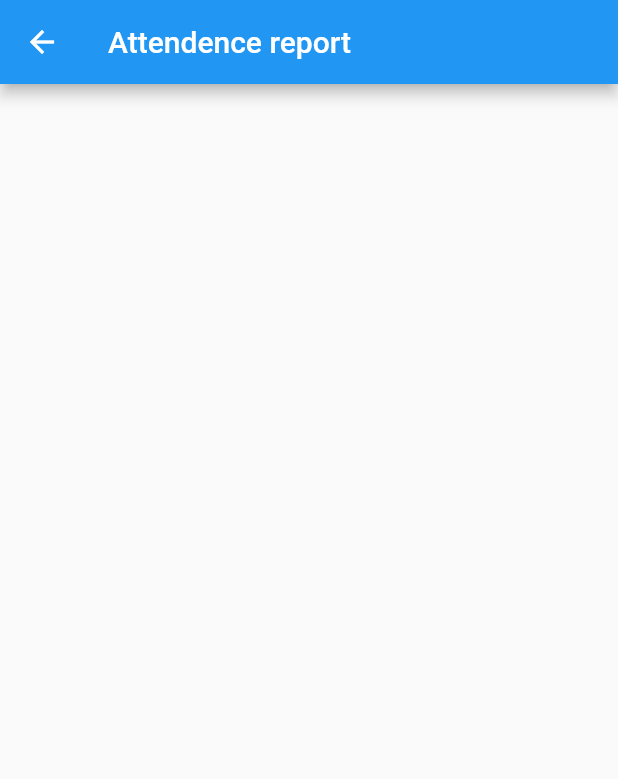
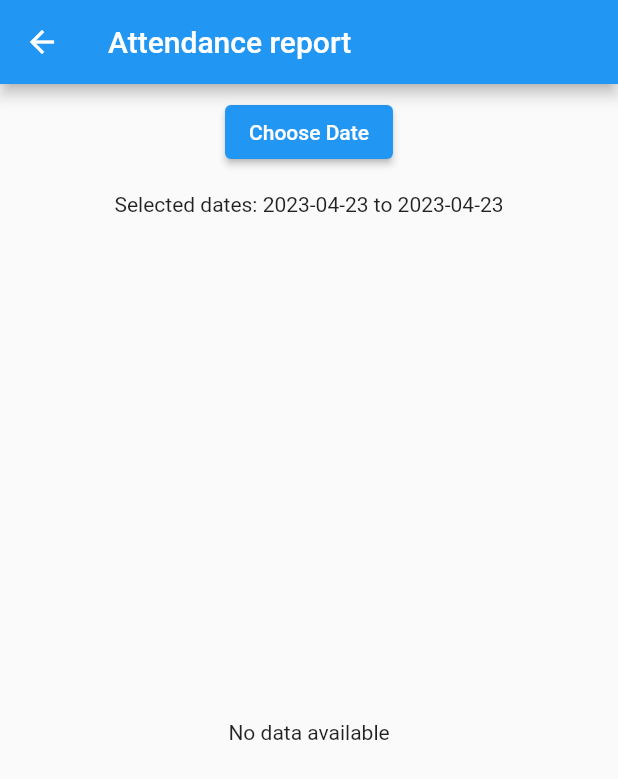
Before and after one commit to Hariharan148/kpr_sports, a Flutter app: the ReportScreen screen opened by its route, on a phone screen of 412 x 824 dp. Shown: the top 779 px of the screen. Run offline on Flutter 3.47's test engine with Material 2 defaults, Android fonts, the light colour scheme and no system bars; our stand-ins replace cloud_firestore, firebase_core; accounts and stored records are empty.

Commit message:
feat(report): added DateTime widget

```diff
--- a/lib/attendence/attendence.dart
+++ b/lib/attendence/attendence.dart
@@ -32,7 +32,7 @@ class _AttendanceScreenState extends State<AttendanceScreen> {
 
   bool get isBeforeNoon {
     final currentTime = DateTime.now();
-    return currentTime.hour < 12;
+    return currentTime.hour > 12;
   }
 
   @override
--- /dev/null
+++ b/lib/attendence_report/date_time.dart
@@ -0,0 +1,41 @@
+import 'package:flutter/material.dart';
+
+class DateTimePickerButton extends StatefulWidget {
+  final void Function(DateTimeRange dateRange) onDateRangeSelected;
+
+  const DateTimePickerButton({Key? key, required this.onDateRangeSelected})
+      : super(key: key);
+
+  @override
+  State<DateTimePickerButton> createState() => _DateTimePickerButtonState();
+}
+
+class _DateTimePickerButtonState extends State<DateTimePickerButton> {
+  DateTimeRange selectedDates =
+      DateTimeRange(start: DateTime.now(), end: DateTime.now());
+
+  @override
+  Widget build(BuildContext context) {
+    return Column(children: [
+      ElevatedButton(
+        onPressed: () async {
+          final DateTimeRange? dateTimeRange = await showDateRangePicker(
+            context: context,
+            firstDate: DateTime(2000),
+            lastDate: DateTime(3000),
+          );
+          if (dateTimeRange != null) {
+            setState(() {
+              selectedDates = dateTimeRange;
+            });
+            widget.onDateRangeSelected(dateTimeRange);
+          }
+        },
+        child: const Text("Choose Date"),
+      ),
+      const SizedBox(height: 16),
+      Text(
+          "Selected dates: ${selectedDates.start.toIso8601String().substring(0, 10)} to ${selectedDates.end.toIso8601String().substring(0, 10)}")
+    ]);
+  }
+}
--- a/lib/attendence_report/report.dart
+++ b/lib/attendence_report/report.dart
@@ -1,18 +1,120 @@
+import 'package:cloud_firestore/cloud_firestore.dart';
 import 'package:flutter/material.dart';
+import 'package:kpr_sports/attendence_report/date_time.dart';
+import 'package:kpr_sports/students/students.dart';
 
 class ReportScreen extends StatefulWidget {
-  const ReportScreen({super.key});
+  const ReportScreen({Key? key}) : super(key: key);
 
   @override
   State<ReportScreen> createState() => _ReportScreenState();
 }
 
 class _ReportScreenState extends State<ReportScreen> {
+  DateTimeRange? _selectedDataRange;
+
+  void _handleDateRangeSelected(DateTimeRange dateRange) {
+    setState(() {
+      _selectedDataRange = dateRange;
+    });
+    fetchAttendanceData();
+  }
+
+  Future<void> fetchAttendanceData() async {
+    final attendanceRef = FirebaseFirestore.instance.collection("attendance");
+    print("hi");
+    print(_selectedDataRange?.start.toString());
+    print(_selectedDataRange?.end.toIso8601String().toString());
+    final start = _selectedDataRange?.start
+        .subtract(Duration(days: 1))
+        .toIso8601String()
+        .toString();
+    final end = _selectedDataRange?.end
+        .add(Duration(days: 1))
+        .toIso8601String()
+        .toString();
+    final QuerySnapshot<Map<String, dynamic>> snapshot = await attendanceRef
+        .where("date", isGreaterThanOrEqualTo: start)
+        .where("date", isLessThan: end)
+        .get();
+
+    snapshot.docs.forEach((doc) async {
+      final data = doc.data();
+      print("Document ID: ${doc.id}");
+      print("Data: $data");
+      final studentRef = doc.reference.collection("students");
+      final studentSnapshot = await studentRef.get();
+      final studentDocs = studentSnapshot.docs;
+      studentDocs.forEach((studentDoc) {
+        final studentData = studentDoc.data();
+        print("Student data: $studentData");
+      });
+    });
+  }
+
   @override
   Widget build(BuildContext context) {
     return Scaffold(
       appBar: AppBar(
-        title: const Text("Attendence report"),
+        title: Text('Attendance report'),
+      ),
+      body: Column(
+        children: [
+          Container(
+            padding: EdgeInsets.all(8.0),
+            child: DateTimePickerButton(
+              onDateRangeSelected: _handleDateRangeSelected,
+            ),
+          ),
+          Expanded(
+            child: StreamBuilder<QuerySnapshot<Map<String, dynamic>>>(
+              stream: FirebaseFirestore.instance
+                  .collection('attendance')
+                  .where('date',
+                      isGreaterThanOrEqualTo: _selectedDataRange?.start)
+                  .where('date', isLessThanOrEqualTo: _selectedDataRange?.end)
+                  .snapshots(),
+              builder: (BuildContext context,
+                  AsyncSnapshot<QuerySnapshot<Map<String, dynamic>>> snapshot) {
+                if (!snapshot.hasData) {
+                  return const Center(
+                    child: CircularProgressIndicator(),
+                  );
+                }
+
+                final data = snapshot.data?.docs;
+
+                if (data == null || data.isEmpty) {
+                  return const Center(
+                    child: Text('No data available'),
+                  );
+                }
+
+                return SingleChildScrollView(
+                  scrollDirection: Axis.horizontal,
+                  child: DataTable(
+                    columns: const [
+                      DataColumn(label: Text('Column 1')),
+                      DataColumn(label: Text('Column 2')),
+                      DataColumn(label: Text('Column 3')),
+                    ],
+                    rows: data.map((doc) {
+                      final attendanceData = doc.data();
+
+                      return DataRow(
+                        cells: [
+                          DataCell(Text(attendanceData['column1'].toString())),
+                          DataCell(Text(attendanceData['column2'].toString())),
+                          DataCell(Text(attendanceData['column3'].toString())),
+                        ],
+                      );
+                    }).toList(),
+                  ),
+                );
+              },
+            ),
+          ),
+        ],
       ),
     );
   }
```
